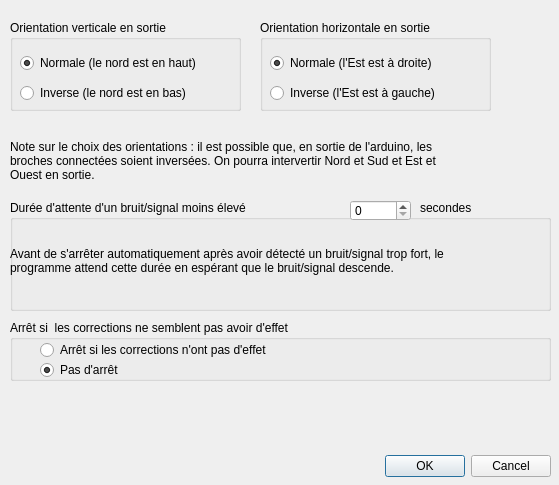
Qt form src/parametres.ui (maelvls/climso-auto) before a commit.
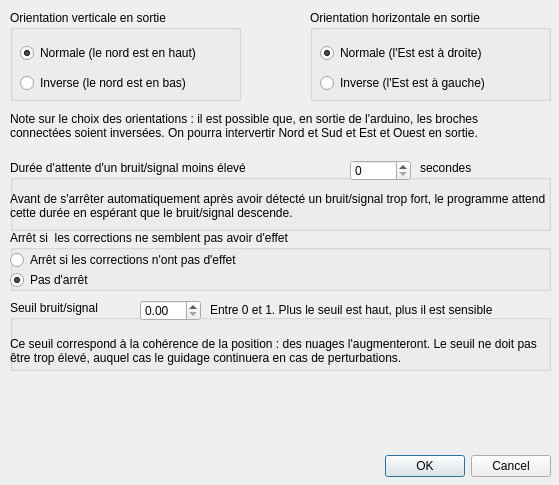
The same form after that commit.

Commit message: Ajout du parametre seuilBruitSurSignal

```diff
--- a/src/parametres.ui
+++ b/src/parametres.ui
@@ -29,113 +29,13 @@
     <set>QDialogButtonBox::Cancel|QDialogButtonBox::Ok</set>
    </property>
   </widget>
-  <widget class="QGroupBox" name="choixOrientationVerticale">
-   <property name="geometry">
-    <rect>
-     <x>10</x>
-     <y>20</y>
-     <width>231</width>
-     <height>91</height>
-    </rect>
-   </property>
-   <property name="title">
-    <string>Orientation verticale en sortie</string>
-   </property>
-   <widget class="QRadioButton" name="orientationVerticaleNormale">
-    <property name="geometry">
-     <rect>
-      <x>10</x>
-      <y>30</y>
-      <width>221</width>
-      <height>26</height>
-     </rect>
-    </property>
-    <property name="text">
-     <string>Normale (le nord est en haut)</string>
-    </property>
-    <property name="checked">
-     <bool>true</bool>
-    </property>
-   </widget>
-   <widget class="QRadioButton" name="orientationVerticaleInverse">
-    <property name="geometry">
-     <rect>
-      <x>10</x>
-      <y>60</y>
-      <width>221</width>
-      <height>26</height>
-     </rect>
-    </property>
-    <property name="text">
-     <string>Inverse (le nord est en bas)</string>
-    </property>
-   </widget>
-  </widget>
-  <widget class="QLabel" name="label">
-   <property name="geometry">
-    <rect>
-     <x>10</x>
-     <y>130</y>
-     <width>461</width>
-     <height>61</height>
-    </rect>
-   </property>
-   <property name="text">
-    <string>Note sur le choix des orientations : il est possible que, en sortie de l'arduino, les broches connectées soient inversées. On pourra intervertir Nord et Sud et Est et Ouest en sortie.</string>
-   </property>
-   <property name="wordWrap">
-    <bool>true</bool>
-   </property>
-  </widget>
-  <widget class="QGroupBox" name="choixOrientationHorizontale">
-   <property name="geometry">
-    <rect>
-     <x>260</x>
-     <y>20</y>
-     <width>231</width>
-     <height>91</height>
-    </rect>
-   </property>
-   <property name="title">
-    <string>Orientation horizontale en sortie</string>
-   </property>
-   <widget class="QRadioButton" name="orientationHorizontaleNormale">
-    <property name="geometry">
-     <rect>
-      <x>10</x>
-      <y>30</y>
-      <width>221</width>
-      <height>26</height>
-     </rect>
-    </property>
-    <property name="text">
-     <string>Normale (l'Est est à droite)</string>
-    </property>
-    <property name="checked">
-     <bool>true</bool>
-    </property>
-   </widget>
-   <widget class="QRadioButton" name="orientationHorizontaleInverse">
-    <property name="geometry">
-     <rect>
-      <x>10</x>
-      <y>60</y>
-      <width>221</width>
-      <height>26</height>
-     </rect>
-    </property>
-    <property name="text">
-     <string>Inverse (l'Est est à gauche)</string>
-    </property>
-   </widget>
-  </widget>
   <widget class="QGroupBox" name="choixDureeAvantArret">
    <property name="geometry">
     <rect>
      <x>10</x>
-     <y>200</y>
+     <y>160</y>
      <width>541</width>
-     <height>111</height>
+     <height>71</height>
     </rect>
    </property>
    <property name="title">
@@ -146,8 +46,8 @@
      <rect>
       <x>0</x>
       <y>30</y>
-      <width>461</width>
-      <height>61</height>
+      <width>541</width>
+      <height>31</height>
      </rect>
     </property>
     <property name="text">
@@ -191,7 +91,7 @@
    <property name="geometry">
     <rect>
      <x>10</x>
-     <y>320</y>
+     <y>230</y>
      <width>541</width>
      <height>61</height>
     </rect>
@@ -202,7 +102,7 @@
    <widget class="QRadioButton" name="arretSiDivergenceOn">
     <property name="geometry">
      <rect>
-      <x>30</x>
+      <x>0</x>
       <y>20</y>
       <width>281</width>
       <height>20</height>
@@ -218,7 +118,7 @@
    <widget class="QRadioButton" name="arretSiDivergenceOff">
     <property name="geometry">
      <rect>
-      <x>30</x>
+      <x>0</x>
       <y>40</y>
       <width>107</width>
       <height>20</height>
@@ -232,6 +132,177 @@
     </property>
    </widget>
   </widget>
+  <widget class="QGroupBox" name="choixSeuiBruitSignal">
+   <property name="geometry">
+    <rect>
+     <x>10</x>
+     <y>300</y>
+     <width>541</width>
+     <height>71</height>
+    </rect>
+   </property>
+   <property name="title">
+    <string>Seuil bruit/signal</string>
+   </property>
+   <widget class="QLabel" name="label_4">
+    <property name="geometry">
+     <rect>
+      <x>0</x>
+      <y>30</y>
+      <width>541</width>
+      <height>41</height>
+     </rect>
+    </property>
+    <property name="text">
+     <string>Ce seuil correspond à la cohérence de la position : des nuages l'augmenteront. Le seuil ne doit pas être trop élevé, auquel cas le guidage continuera en cas de perturbations.</string>
+    </property>
+    <property name="wordWrap">
+     <bool>true</bool>
+    </property>
+   </widget>
+   <widget class="QDoubleSpinBox" name="seuilBruitSignal">
+    <property name="geometry">
+     <rect>
+      <x>130</x>
+      <y>0</y>
+      <width>61</width>
+      <height>21</height>
+     </rect>
+    </property>
+    <property name="maximum">
+     <double>1.000000000000000</double>
+    </property>
+    <property name="singleStep">
+     <double>0.010000000000000</double>
+    </property>
+   </widget>
+   <widget class="QLabel" name="label_5">
+    <property name="geometry">
+     <rect>
+      <x>200</x>
+      <y>0</y>
+      <width>341</width>
+      <height>20</height>
+     </rect>
+    </property>
+    <property name="text">
+     <string>Entre 0 et 1. Plus le seuil est haut, plus il est sensible</string>
+    </property>
+    <property name="wordWrap">
+     <bool>true</bool>
+    </property>
+   </widget>
+  </widget>
+  <widget class="QWidget" name="widget" native="true">
+   <property name="geometry">
+    <rect>
+     <x>0</x>
+     <y>10</y>
+     <width>551</width>
+     <height>141</height>
+    </rect>
+   </property>
+   <widget class="QLabel" name="label">
+    <property name="geometry">
+     <rect>
+      <x>10</x>
+      <y>90</y>
+      <width>531</width>
+      <height>51</height>
+     </rect>
+    </property>
+    <property name="text">
+     <string>Note sur le choix des orientations : il est possible que, en sortie de l'arduino, les broches connectées soient inversées. On pourra intervertir Nord et Sud et Est et Ouest en sortie.</string>
+    </property>
+    <property name="wordWrap">
+     <bool>true</bool>
+    </property>
+   </widget>
+   <widget class="QGroupBox" name="choixOrientationVerticale">
+    <property name="geometry">
+     <rect>
+      <x>10</x>
+      <y>0</y>
+      <width>231</width>
+      <height>91</height>
+     </rect>
+    </property>
+    <property name="title">
+     <string>Orientation verticale en sortie</string>
+    </property>
+    <widget class="QRadioButton" name="orientationVerticaleNormale">
+     <property name="geometry">
+      <rect>
+       <x>10</x>
+       <y>30</y>
+       <width>221</width>
+       <height>26</height>
+      </rect>
+     </property>
+     <property name="text">
+      <string>Normale (le nord est en haut)</string>
+     </property>
+     <property name="checked">
+      <bool>true</bool>
+     </property>
+    </widget>
+    <widget class="QRadioButton" name="orientationVerticaleInverse">
+     <property name="geometry">
+      <rect>
+       <x>10</x>
+       <y>60</y>
+       <width>221</width>
+       <height>26</height>
+      </rect>
+     </property>
+     <property name="text">
+      <string>Inverse (le nord est en bas)</string>
+     </property>
+    </widget>
+   </widget>
+   <widget class="QGroupBox" name="choixOrientationHorizontale">
+    <property name="geometry">
+     <rect>
+      <x>310</x>
+      <y>0</y>
+      <width>241</width>
+      <height>91</height>
+     </rect>
+    </property>
+    <property name="title">
+     <string>Orientation horizontale en sortie</string>
+    </property>
+    <widget class="QRadioButton" name="orientationHorizontaleNormale">
+     <property name="geometry">
+      <rect>
+       <x>10</x>
+       <y>30</y>
+       <width>221</width>
+       <height>26</height>
+      </rect>
+     </property>
+     <property name="text">
+      <string>Normale (l'Est est à droite)</string>
+     </property>
+     <property name="checked">
+      <bool>true</bool>
+     </property>
+    </widget>
+    <widget class="QRadioButton" name="orientationHorizontaleInverse">
+     <property name="geometry">
+      <rect>
+       <x>10</x>
+       <y>60</y>
+       <width>221</width>
+       <height>26</height>
+      </rect>
+     </property>
+     <property name="text">
+      <string>Inverse (l'Est est à gauche)</string>
+     </property>
+    </widget>
+   </widget>
+  </widget>
  </widget>
  <resources/>
  <connections>
```
The commit also changes 2 other files.
